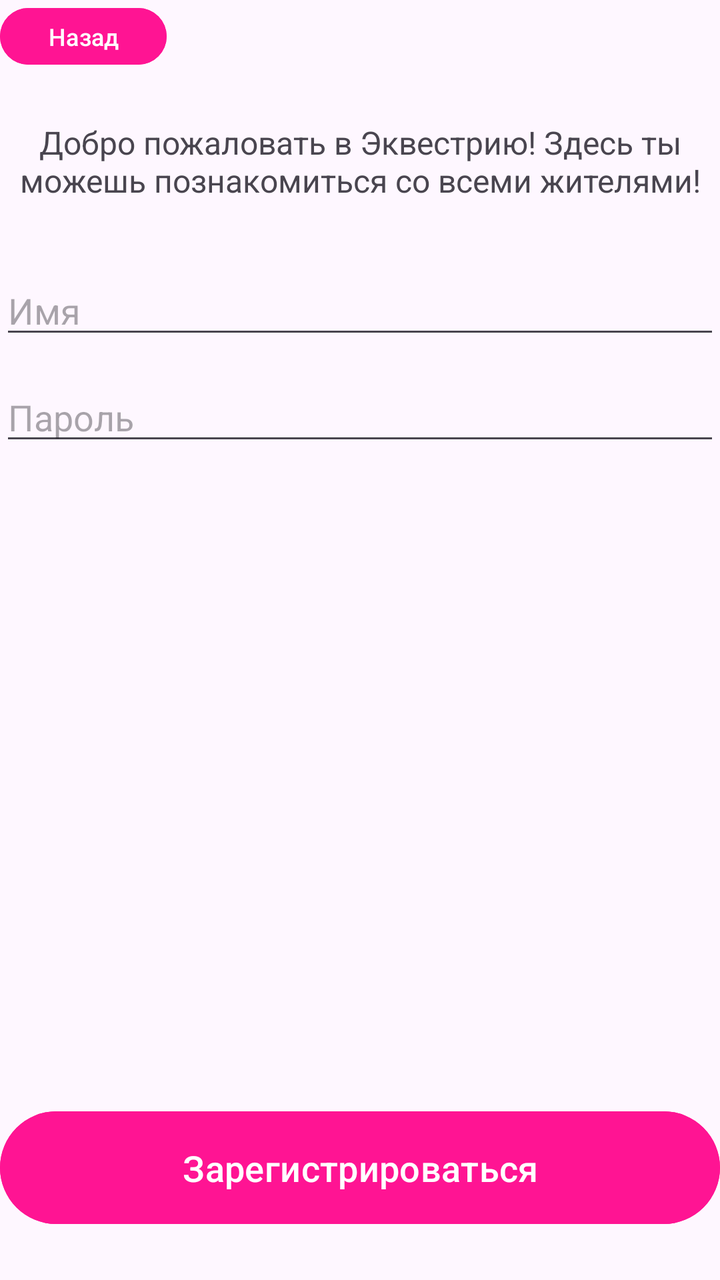
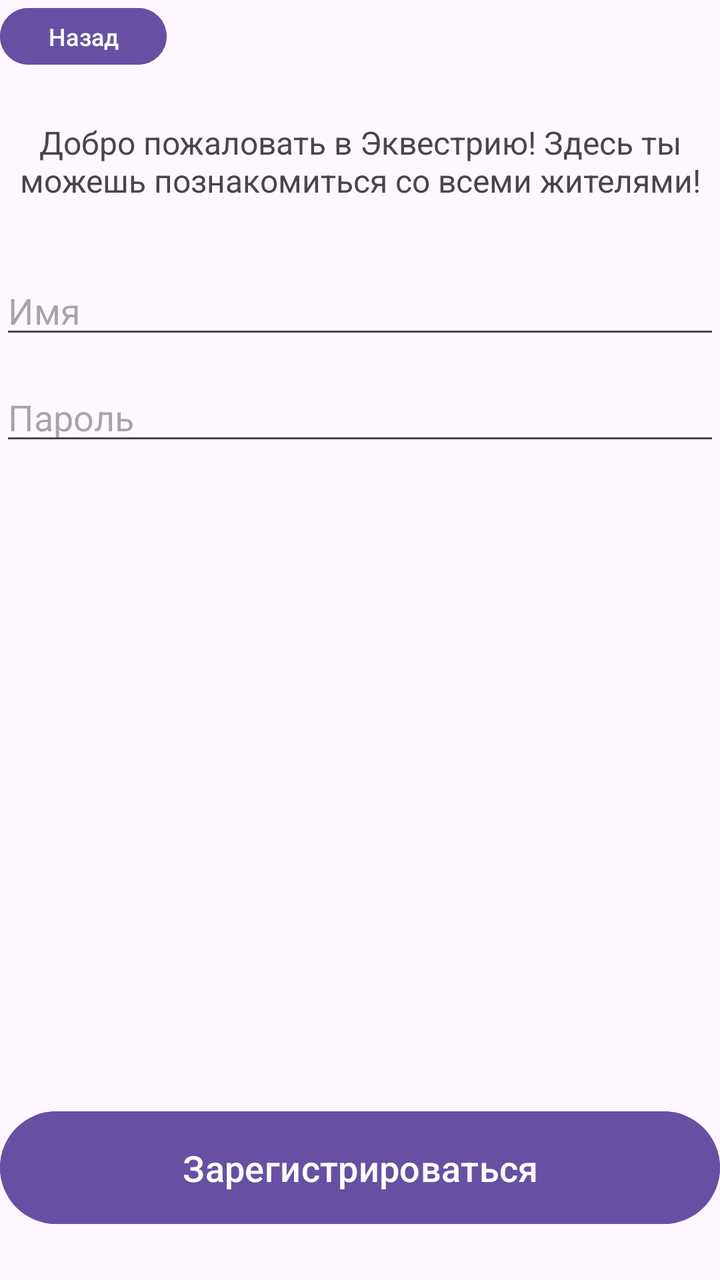

Two renders of the same Android screen: before a commit and after it. Below are the layout's source before the change and the commit's diff.
<!-- AndroidManifest.xml: application theme Base.Theme.MobileDev -->
<!-- res/layout/activity_registration.xml -->
<?xml version="1.0" encoding="utf-8"?>
<androidx.constraintlayout.widget.ConstraintLayout
    xmlns:android="http://schemas.android.com/apk/res/android"
    xmlns:app="http://schemas.android.com/apk/res-auto"
    android:id="@+id/registration"
    android:layout_margin="15dp"
    android:layout_width="match_parent"
    android:layout_height="match_parent">

    <Button
        android:id="@+id/btn_back"
        android:text="Назад"
        android:textSize="12sp"
        android:textColor="@color/text_primary"
        android:backgroundTint="#FF1493"
        app:layout_constraintTop_toTopOf="parent"
        app:layout_constraintStart_toStartOf="parent"
        android:minHeight="0dp"
        android:minWidth="0dp"
        android:layout_width="wrap_content"
        android:layout_height="wrap_content" />

    <TextView
        android:id="@+id/greeting"
        android:text="Добро пожаловать в Эквестрию! Здесь ты можешь познакомиться со всеми жителями!"
        android:textSize="16sp"
        android:gravity="center"
        app:layout_constraintStart_toStartOf="parent"
        app:layout_constraintEnd_toEndOf="parent"
        app:layout_constraintTop_toBottomOf="@id/btn_back"
        android:layout_marginTop="24dp"
        android:layout_width="wrap_content"
        android:layout_height="wrap_content" />

    <EditText
        android:id="@+id/username"
        android:hint="Имя"
        app:layout_constraintStart_toStartOf="parent"
        app:layout_constraintEnd_toEndOf="parent"
        app:layout_constraintTop_toBottomOf="@id/greeting"
        android:layout_marginTop="32dp"
        android:layout_width="0dp"
        android:layout_height="wrap_content" />

    <EditText
        android:id="@+id/password"
        android:inputType="textPassword"
        android:hint="Пароль"
        app:layout_constraintStart_toStartOf="parent"
        app:layout_constraintEnd_toEndOf="parent"
        app:layout_constraintTop_toBottomOf="@id/username"
        android:layout_marginTop="12dp"
        android:layout_width="0dp"
        android:layout_height="wrap_content" />

    <Button
        android:id="@+id/btn_to_start"
        android:text="Зарегистрироваться"
        android:textSize="18sp"
        android:textColor="@color/text_primary"
        android:backgroundTint="#FF1493"
        app:layout_constraintBottom_toBottomOf="parent"
        app:layout_constraintStart_toStartOf="parent"
        app:layout_constraintEnd_toEndOf="parent"
        android:layout_width="0dp"
        android:layout_height="wrap_content"
        android:layout_marginBottom="24dp"
        android:paddingTop="16dp"
        android:paddingBottom="16dp" />

</androidx.constraintlayout.widget.ConstraintLayout>
<!-- resources referenced by this layout -->
<resources>
  <color name="text_primary">#FFFFFF</color>
  <style name="Base.Theme.MobileDev" parent="Theme.Material3.DayNight.NoActionBar">
          
          
      </style>
</resources>

<!-- the commit's change to res/layout/activity_registration.xml (unified diff, before → after) -->
@@ -12,7 +12,7 @@
         android:text="Назад"
         android:textSize="12sp"
         android:textColor="@color/text_primary"
-        android:backgroundTint="#FF1493"
+        android:backgroundTint="?attr/colorPrimary"
         app:layout_constraintTop_toTopOf="parent"
         app:layout_constraintStart_toStartOf="parent"
         android:minHeight="0dp"
@@ -58,7 +58,7 @@
         android:text="Зарегистрироваться"
         android:textSize="18sp"
         android:textColor="@color/text_primary"
-        android:backgroundTint="#FF1493"
+        android:backgroundTint="?attr/colorPrimary"
         app:layout_constraintBottom_toBottomOf="parent"
         app:layout_constraintStart_toStartOf="parent"
         app:layout_constraintEnd_toEndOf="parent"
